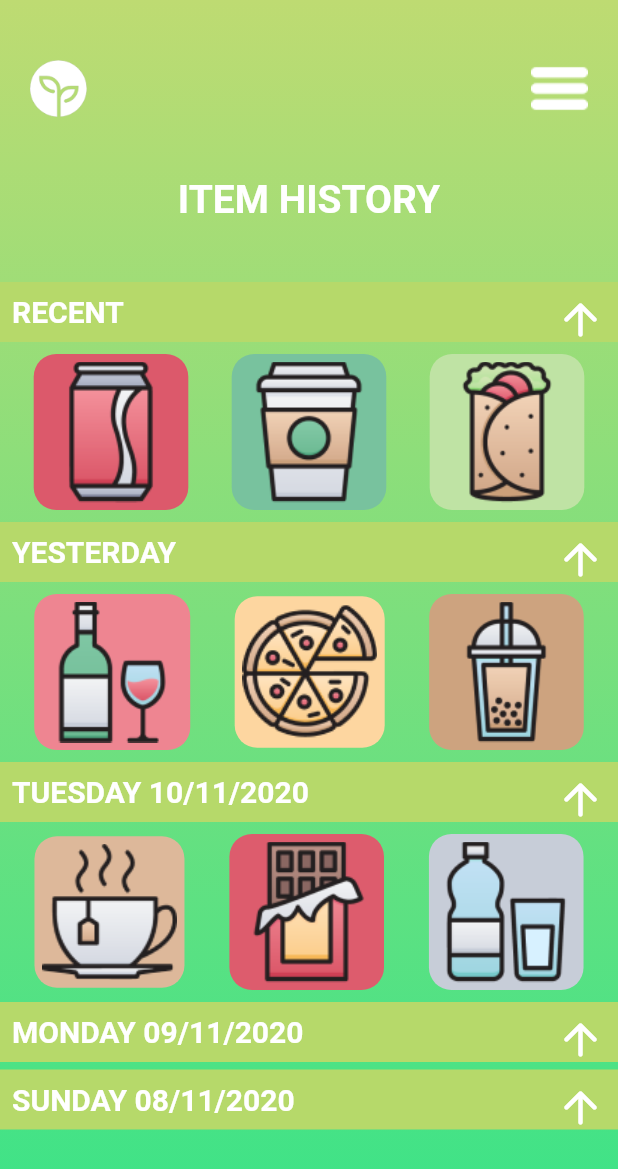
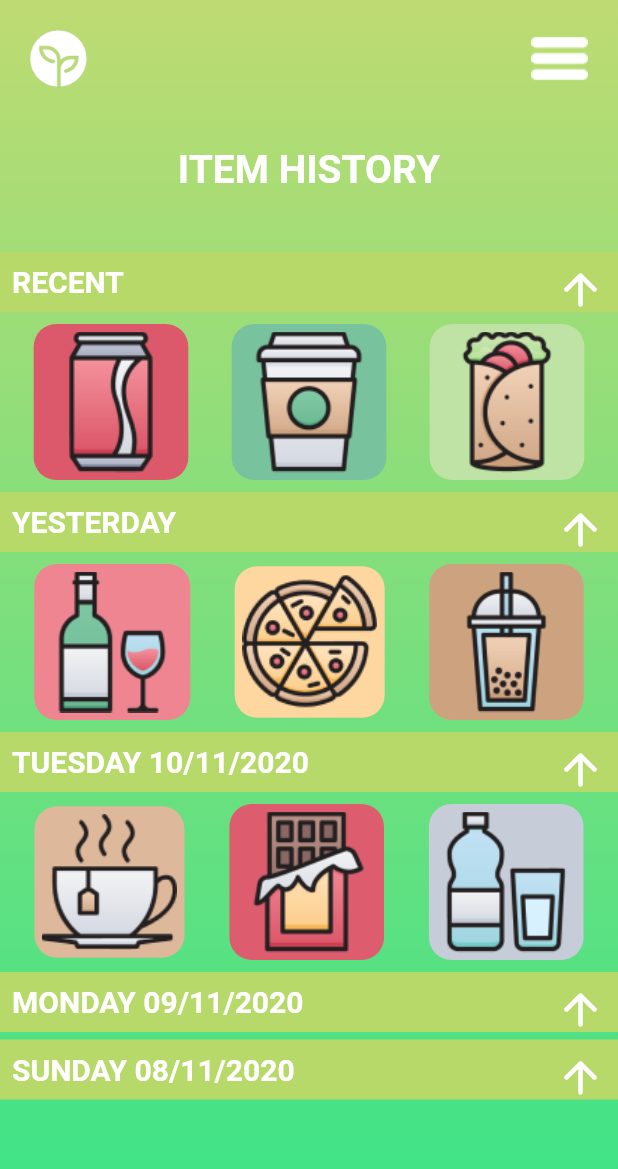
Before and after one commit to IllogicalTree/Sustain, a Flutter app: the History screen opened by its route, on a phone screen of 412 x 824 dp. Shown: the top 1169 px of the screen. Run offline on Flutter 3.47's test engine with Material 2 defaults, Android fonts, the phone set to English and light mode, and no system bars; missing offline and left inert: flutter_barcode_scanner.

Commit message:
removes top padding

```diff
--- a/lib/history.dart
+++ b/lib/history.dart
@@ -14,8 +14,7 @@ class History extends StatelessWidget {
           ),
         ),
         child: Column(
-          children: [
-            SizedBox(height: 20),
+          children:  [
             Container(
               height: 58,
               padding: EdgeInsets.only(left: 20, right: 20, top: 20),
```
